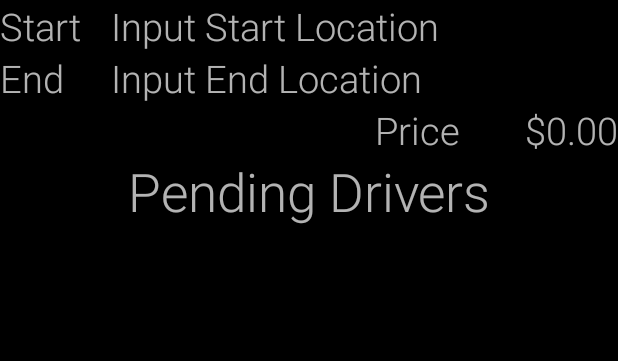
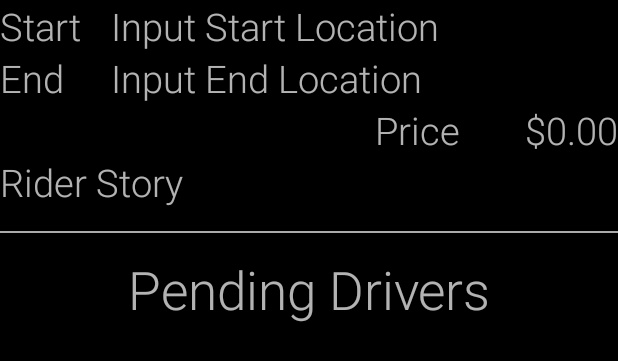
Before and after one commit to CMPUT301F16T17-D03/Include-Bucket, an Android app: the layout accept_driver.xml on its own in the app's theme, with its tools: preview values and no code run, on a phone screen of 412 x 824 dp. Shown: the top 361 px of the screen. Run offline under Robolectric (Android 15) with nearby library versions, the phone set to English and light mode, and no system bars.

Commit message:
Fixed some bugs

```diff
--- a/app/src/main/java/cmput301_17/includebucket/DriverSingleRequestActivity.java
+++ b/app/src/main/java/cmput301_17/includebucket/DriverSingleRequestActivity.java
@@ -27,6 +27,7 @@ import org.osmdroid.views.overlay.Polyline;
 
 import java.sql.Driver;
 import java.util.ArrayList;
+import java.util.Formatter;
 
 /**
  * DriverSingleRequestActivity
@@ -167,6 +168,7 @@ public class DriverSingleRequestActivity extends Activity implements MapEventsRe
         endEditText = (TextView) findViewById(R.id.DSRAEndEditText);
         priceEditText = (TextView) findViewById(R.id.DSRAPriceEditText);
         storyText = (TextView) findViewById(R.id.DSRAstory);
+
         map = (MapView) findViewById(R.id.DSRAmap);
         map.getOverlays().add(0, mapEventsOverlay);
         map.setTileSource(TileSourceFactory.MAPNIK);
@@ -186,7 +188,9 @@ public class DriverSingleRequestActivity extends Activity implements MapEventsRe
         lngdub = (Double.parseDouble(request.getEndLocation().split(",")[1]));
         endPoint = new GeoPoint(latdub, lngdub);
 
-        priceEditText.setText("$"+request.getFare().toString());
+        Formatter formatter = new Formatter();
+        String p = formatter.format("%.2f%n", request.getFare()).toString();
+        priceEditText.setText("$"+p);
         storyText.setText(request.getRiderStory());
 
         //startPoint = new GeoPoint(53.5444, -113.4909);
--- a/app/src/main/java/cmput301_17/includebucket/MainMenuActivity.java
+++ b/app/src/main/java/cmput301_17/includebucket/MainMenuActivity.java
@@ -27,7 +27,7 @@ public class MainMenuActivity extends Activity {
         RiderRequestsFileManager.initManager(this.getApplicationContext());
         DriverRequestsFileManager.initManager(this.getApplicationContext());
 
-        user = UserController.getUserAccount();
+        user = new UserAccount();
 
         Button riderNewButton = (Button) findViewById(R.id.newRequest);
         riderNewButton.setOnClickListener(new View.OnClickListener() {
@@ -44,7 +44,8 @@ public class MainMenuActivity extends Activity {
             public void onClick(View v) {
                 setResult(RESULT_OK);
 
-                user.setLoginStatus(Boolean.FALSE);
+                user = UserController.getUserAccount();
+                if (user != null) UserController.logUserOut();
 
                 finish();
             }
--- a/app/src/main/java/cmput301_17/includebucket/UserAccount.java
+++ b/app/src/main/java/cmput301_17/includebucket/UserAccount.java
@@ -39,6 +39,7 @@ public class UserAccount implements Serializable {
         this.uniqueUserName = userLogin;
         this.email = userEmail;
         this.phoneNumber = userPhone;
+        this.isLoggedIn = Boolean.FALSE;
         listeners = new ArrayList<>();
     }
 
@@ -50,7 +51,7 @@ public class UserAccount implements Serializable {
         this.uniqueUserName = userLogin;
         this.email = userEmail;
         this.phoneNumber = userPhone;
-        this.isLoggedIn = true;
+        this.isLoggedIn = Boolean.FALSE;
         this.userState = null;
         this.vehicleMake = make;
         this.vehicleModel = model;
--- a/app/src/main/res/layout/accept_driver.xml
+++ b/app/src/main/res/layout/accept_driver.xml
@@ -8,7 +8,7 @@
         android:layout_width="wrap_content"
         android:layout_height="wrap_content"
         android:text="Start"
-        android:id="@+id/startGeoLocTextView"
+        android:id="@+id/startLocTextView"
         android:layout_alignParentTop="true"
         android:layout_alignParentStart="true"
         android:fontFamily="sans-serif-light"
@@ -18,19 +18,19 @@
         android:layout_width="wrap_content"
         android:layout_height="wrap_content"
         android:text="End"
-        android:id="@+id/endGeoLocTextView"
+        android:id="@+id/endLocTextView"
         android:textSize="25dp"
         android:layout_alignParentStart="true"
         android:fontFamily="sans-serif-light"
-        android:layout_below="@+id/startGeoLocTextView" />
+        android:layout_below="@+id/startLocTextView" />
 
     <TextView
         android:layout_width="wrap_content"
         android:layout_height="wrap_content"
         android:text="Price"
-        android:id="@+id/DSRApricetext"
+        android:id="@+id/priceTextView"
         android:textSize="25dp"
-        android:layout_below="@+id/endGeoLocTextView"
+        android:layout_below="@+id/endLocTextView"
         android:fontFamily="sans-serif-light"
         android:paddingLeft="250dp"
         android:layout_alignParentStart="true" />
@@ -40,11 +40,11 @@
         android:layout_height="wrap_content"
         android:id="@+id/DSRAStartEditText"
         android:hint="Input Start Location"
-        android:layout_alignBottom="@+id/startGeoLocTextView"
+        android:layout_alignBottom="@+id/startLocTextView"
         android:textSize="25dp"
         android:layout_alignParentTop="true"
         android:layout_alignParentEnd="true"
-        android:layout_toEndOf="@+id/startGeoLocTextView"
+        android:layout_toEndOf="@+id/startLocTextView"
         android:fontFamily="sans-serif-light"
         android:paddingLeft="20dp" />
 
@@ -53,13 +53,13 @@
         android:layout_height="wrap_content"
         android:id="@+id/DSRAEndEditText"
         android:hint="Input End Location"
-        android:layout_alignTop="@+id/endGeoLocTextView"
+        android:layout_alignTop="@+id/endLocTextView"
         android:textSize="25dp"
         android:paddingLeft="20dp"
         android:fontFamily="sans-serif-light"
         android:layout_alignEnd="@+id/DSRAStartEditText"
-        android:layout_above="@+id/DSRApricetext"
-        android:layout_toEndOf="@+id/startGeoLocTextView" />
+        android:layout_above="@+id/priceTextView"
+        android:layout_toEndOf="@+id/startLocTextView" />
 
     <TextView
         android:layout_width="wrap_content"
@@ -68,7 +68,7 @@
         android:textSize="25dp"
         android:fontFamily="sans-serif-light"
         android:text="$0.00"
-        android:layout_alignTop="@+id/DSRApricetext"
+        android:layout_alignTop="@+id/priceTextView"
         android:layout_alignEnd="@+id/DSRAStartEditText" />
 
     <TextView
@@ -79,16 +79,45 @@
         android:textSize="35dp"
         android:fontFamily="sans-serif-light"
         android:textAlignment="center"
-        android:layout_below="@+id/DSRApricetext"
         android:layout_alignParentStart="true"
-        android:layout_alignEnd="@+id/DSRAStartEditText" />
+        android:layout_below="@+id/riderStoryTextView"
+        android:layout_alignEnd="@+id/priceValueTextView"
+        android:paddingTop="15dp" />
 
     <ListView
         android:layout_width="wrap_content"
         android:layout_height="wrap_content"
         android:id="@+id/pendingDriversListView"
+        android:fontFamily="sans-serif-light"
+        android:textSize="25dp"
+        android:layout_alignEnd="@+id/priceValueTextView"
+        android:layout_below="@+id/noPendingDrivers" />
+
+    <TextView
+        android:layout_width="match_parent"
+        android:layout_height="wrap_content"
+        android:id="@+id/riderStoryTextView"
+        android:textSize="25dp"
+        android:fontFamily="sans-serif-light"
+        android:text="Rider Story"
+        android:layout_below="@+id/priceTextView"
+        android:layout_alignEnd="@+id/priceValueTextView"
+        android:paddingBottom="15dp" />
+
+    <View
+        android:layout_width="match_parent"
+        android:layout_height="1dp"
+        android:background="@android:color/darker_gray"
+        android:layout_below="@+id/riderStoryTextView" />
+
+    <TextView
+        android:layout_width="wrap_content"
+        android:layout_height="wrap_content"
+        android:id="@+id/noPendingDrivers"
         android:layout_alignParentStart="true"
         android:layout_below="@+id/driversTitleTextView"
+        android:layout_alignEnd="@+id/priceValueTextView"
+        android:textSize="20dp"
         android:fontFamily="sans-serif-light"
-        android:textSize="25dp" />
+        android:textAlignment="center" />
 </RelativeLayout>
```
Also changed, not shown: app/src/main/java/cmput301_17/includebucket/ElasticsearchUserController.java (+5 -9 lines), app/src/main/java/cmput301_17/includebucket/LoginActivity.java (+18 -9 lines), app/src/main/java/cmput301_17/includebucket/Request.java (+6 -1 lines), app/src/main/java/cmput301_17/includebucket/RiderAcceptDriverActivity.java (+22 -11 lines), app/src/main/java/cmput301_17/includebucket/RiderSingleRequestActivity.java (+31 -6 lines), app/src/main/java/cmput301_17/includebucket/UserController.java (+8 -0 lines), app/src/main/res/layout/driver_single_request_activity.xml (+14 -13 lines), app/src/main/res/layout/single_request.xml (+72 -15 lines).
